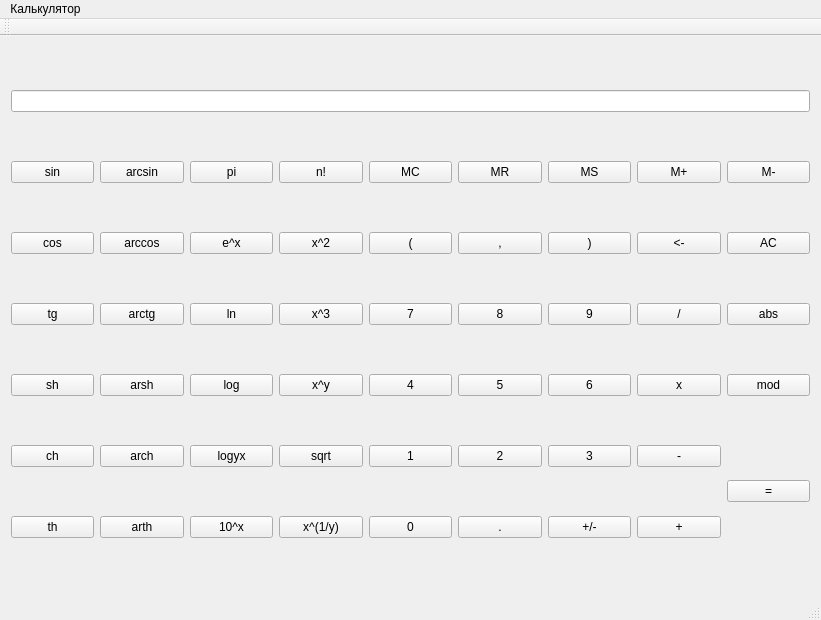
meowheh/calc-practika, file mainwindow.ui: the form before one commit.
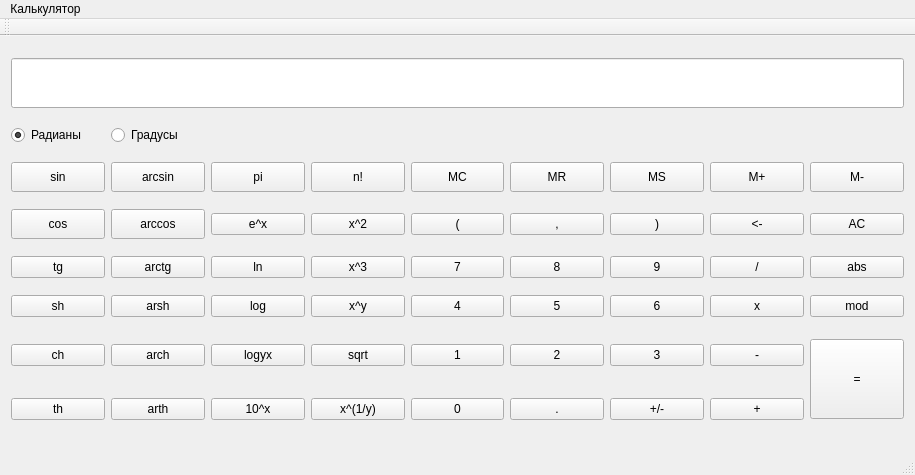
The form after the commit.

Commit message: start doing GUI

What changed in the file:
```diff
--- a/mainwindow.ui
+++ b/mainwindow.ui
@@ -6,8 +6,8 @@
    <rect>
     <x>0</x>
     <y>0</y>
-    <width>821</width>
-    <height>620</height>
+    <width>915</width>
+    <height>475</height>
    </rect>
   </property>
   <property name="focusPolicy">
@@ -20,382 +20,490 @@
    <enum>QTabWidget::Triangular</enum>
   </property>
   <widget class="QWidget" name="centralWidget">
-   <layout class="QGridLayout" name="gridLayout_2">
-    <item row="8" column="7">
-     <widget class="QPushButton" name="division">
+   <layout class="QGridLayout" name="gridLayout">
+    <item row="3" column="4">
+     <widget class="QPushButton" name="left_bracket">
       <property name="text">
-       <string>/</string>
+       <string>(</string>
       </property>
      </widget>
     </item>
-    <item row="11" column="5">
-     <widget class="QPushButton" name="five">
+    <item row="3" column="8">
+     <widget class="QPushButton" name="AC">
       <property name="text">
-       <string>5</string>
+       <string>AC</string>
       </property>
      </widget>
     </item>
-    <item row="11" column="7">
-     <widget class="QPushButton" name="mult">
-      <property name="text">
-       <string>x</string>
+    <item row="2" column="6">
+     <widget class="QPushButton" name="MS">
+      <property name="minimumSize">
+       <size>
+        <width>20</width>
+        <height>30</height>
+       </size>
       </property>
-     </widget>
-    </item>
-    <item row="8" column="8">
-     <widget class="QPushButton" name="abs">
       <property name="text">
-       <string>abs</string>
+       <string>MS</string>
       </property>
      </widget>
     </item>
-    <item row="11" column="6">
-     <widget class="QPushButton" name="six">
+    <item row="4" column="5">
+     <widget class="QPushButton" name="eight">
       <property name="text">
-       <string>6</string>
+       <string>8</string>
       </property>
      </widget>
     </item>
-    <item row="13" column="0">
-     <widget class="QPushButton" name="th">
-      <property name="text">
-       <string>th</string>
+    <item row="2" column="7">
+     <widget class="QPushButton" name="memory_plus">
+      <property name="minimumSize">
+       <size>
+        <width>20</width>
+        <height>30</height>
+       </size>
       </property>
-     </widget>
-    </item>
-    <item row="11" column="4">
-     <widget class="QPushButton" name="four">
       <property name="text">
-       <string>4</string>
+       <string>M+</string>
       </property>
      </widget>
     </item>
-    <item row="12" column="1">
-     <widget class="QPushButton" name="arch">
-      <property name="text">
-       <string>arch</string>
-      </property>
-     </widget>
-    </item>
-    <item row="12" column="2">
-     <widget class="QPushButton" name="log_any">
-      <property name="text">
-       <string>logyx</string>
-      </property>
-     </widget>
-    </item>
-    <item row="11" column="2">
-     <widget class="QPushButton" name="log">
-      <property name="text">
-       <string>log</string>
-      </property>
-     </widget>
-    </item>
-    <item row="11" column="3">
-     <widget class="QPushButton" name="pow">
-      <property name="text">
-       <string>x^y</string>
-      </property>
-     </widget>
-    </item>
-    <item row="8" column="6">
+    <item row="4" column="6">
      <widget class="QPushButton" name="nine">
       <property name="text">
        <string>9</string>
       </property>
      </widget>
     </item>
-    <item row="11" column="1">
-     <widget class="QPushButton" name="arsh">
+    <item row="4" column="8">
+     <widget class="QPushButton" name="abs">
       <property name="text">
-       <string>arsh</string>
+       <string>abs</string>
       </property>
      </widget>
     </item>
-    <item row="11" column="0">
+    <item row="5" column="0">
      <widget class="QPushButton" name="sh">
       <property name="text">
        <string>sh</string>
       </property>
      </widget>
     </item>
-    <item row="13" column="1">
-     <widget class="QPushButton" name="arth">
+    <item row="2" column="5">
+     <widget class="QPushButton" name="MR">
+      <property name="minimumSize">
+       <size>
+        <width>20</width>
+        <height>30</height>
+       </size>
+      </property>
       <property name="text">
-       <string>arth</string>
+       <string>MR</string>
       </property>
      </widget>
     </item>
-    <item row="1" column="3">
+    <item row="3" column="0">
+     <widget class="QPushButton" name="cos">
+      <property name="minimumSize">
+       <size>
+        <width>20</width>
+        <height>30</height>
+       </size>
+      </property>
+      <property name="text">
+       <string>cos</string>
+      </property>
+     </widget>
+    </item>
+    <item row="3" column="5">
+     <widget class="QPushButton" name="comma">
+      <property name="text">
+       <string>,</string>
+      </property>
+     </widget>
+    </item>
+    <item row="5" column="3">
+     <widget class="QPushButton" name="pow">
+      <property name="text">
+       <string>x^y</string>
+      </property>
+     </widget>
+    </item>
+    <item row="4" column="2">
+     <widget class="QPushButton" name="ln">
+      <property name="text">
+       <string>ln</string>
+      </property>
+     </widget>
+    </item>
+    <item row="2" column="3">
      <widget class="QPushButton" name="factorial">
+      <property name="minimumSize">
+       <size>
+        <width>20</width>
+        <height>30</height>
+       </size>
+      </property>
       <property name="text">
        <string>n!</string>
       </property>
      </widget>
     </item>
-    <item row="1" column="2">
-     <widget class="QPushButton" name="pi">
-      <property name="text">
-       <string>pi</string>
-      </property>
-     </widget>
-    </item>
-    <item row="5" column="7">
-     <widget class="QPushButton" name="pushButton_11">
-      <property name="text">
-       <string>&lt;-</string>
-      </property>
-     </widget>
-    </item>
-    <item row="5" column="6">
-     <widget class="QPushButton" name="right_bracket">
-      <property name="text">
-       <string>)</string>
-      </property>
-     </widget>
-    </item>
-    <item row="12" column="0">
-     <widget class="QPushButton" name="ch">
-      <property name="text">
-       <string>ch</string>
-      </property>
-     </widget>
-    </item>
-    <item row="1" column="4">
+    <item row="2" column="4">
      <widget class="QPushButton" name="MC">
+      <property name="minimumSize">
+       <size>
+        <width>20</width>
+        <height>30</height>
+       </size>
+      </property>
       <property name="text">
        <string>MC</string>
       </property>
      </widget>
     </item>
-    <item row="1" column="5">
-     <widget class="QPushButton" name="MR">
-      <property name="text">
-       <string>MR</string>
-      </property>
-     </widget>
-    </item>
-    <item row="1" column="1">
-     <widget class="QPushButton" name="arcsin">
-      <property name="text">
-       <string>arcsin</string>
-      </property>
-     </widget>
-    </item>
-    <item row="1" column="6">
-     <widget class="QPushButton" name="MS">
-      <property name="text">
-       <string>MS</string>
-      </property>
-     </widget>
-    </item>
-    <item row="5" column="4">
-     <widget class="QPushButton" name="left_bracket">
-      <property name="text">
-       <string>(</string>
-      </property>
-     </widget>
-    </item>
-    <item row="5" column="2">
+    <item row="3" column="2">
      <widget class="QPushButton" name="exp">
       <property name="text">
        <string>e^x</string>
       </property>
      </widget>
     </item>
-    <item row="5" column="5">
-     <widget class="QPushButton" name="comma">
+    <item row="4" column="0">
+     <widget class="QPushButton" name="tg">
       <property name="text">
-       <string>,</string>
+       <string>tg</string>
       </property>
      </widget>
     </item>
-    <item row="5" column="3">
-     <widget class="QPushButton" name="sqr">
+    <item row="2" column="8">
+     <widget class="QPushButton" name="memory_minus">
+      <property name="minimumSize">
+       <size>
+        <width>20</width>
+        <height>30</height>
+       </size>
+      </property>
       <property name="text">
-       <string>x^2</string>
+       <string>M-</string>
       </property>
      </widget>
     </item>
-    <item row="5" column="1">
+    <item row="1" column="1">
+     <widget class="QRadioButton" name="degree">
+      <property name="text">
+       <string>Градусы</string>
+      </property>
+     </widget>
+    </item>
+    <item row="3" column="1">
      <widget class="QPushButton" name="arccos">
+      <property name="minimumSize">
+       <size>
+        <width>20</width>
+        <height>30</height>
+       </size>
+      </property>
       <property name="text">
        <string>arccos</string>
       </property>
      </widget>
     </item>
-    <item row="5" column="0">
-     <widget class="QPushButton" name="cos">
+    <item row="3" column="7">
+     <widget class="QPushButton" name="pushButton_11">
       <property name="text">
-       <string>cos</string>
+       <string>&lt;-</string>
       </property>
      </widget>
     </item>
-    <item row="8" column="4">
+    <item row="4" column="1">
+     <widget class="QPushButton" name="arctg">
+      <property name="text">
+       <string>arctg</string>
+      </property>
+     </widget>
+    </item>
+    <item row="4" column="4">
      <widget class="QPushButton" name="seven">
       <property name="text">
        <string>7</string>
       </property>
      </widget>
     </item>
-    <item row="8" column="2">
-     <widget class="QPushButton" name="ln">
+    <item row="4" column="7">
+     <widget class="QPushButton" name="division">
       <property name="text">
-       <string>ln</string>
+       <string>/</string>
       </property>
      </widget>
     </item>
-    <item row="8" column="5">
-     <widget class="QPushButton" name="eight">
+    <item row="3" column="6">
+     <widget class="QPushButton" name="right_bracket">
       <property name="text">
-       <string>8</string>
+       <string>)</string>
       </property>
      </widget>
     </item>
-    <item row="8" column="3">
+    <item row="2" column="2">
+     <widget class="QPushButton" name="pi">
+      <property name="minimumSize">
+       <size>
+        <width>20</width>
+        <height>30</height>
+       </size>
+      </property>
+      <property name="text">
+       <string>pi</string>
+      </property>
+     </widget>
+    </item>
+    <item row="5" column="1">
+     <widget class="QPushButton" name="arsh">
+      <property name="text">
+       <string>arsh</string>
+      </property>
+     </widget>
+    </item>
+    <item row="5" column="2">
+     <widget class="QPushButton" name="log">
+      <property name="text">
+       <string>log</string>
+      </property>
+     </widget>
+    </item>
+    <item row="4" column="3">
      <widget class="QPushButton" name="cube">
       <property name="text">
        <string>x^3</string>
       </property>
      </widget>
     </item>
-    <item row="8" column="1">
-     <widget class="QPushButton" name="arctg">
-      <property name="text">
-       <string>arctg</string>
-      </property>
-     </widget>
-    </item>
-    <item row="1" column="0">
+    <item row="2" column="0">
      <widget class="QPushButton" name="sin">
+      <property name="minimumSize">
+       <size>
+        <width>20</width>
+        <height>30</height>
+       </size>
+      </property>
       <property name="text">
        <string>sin</string>
       </property>
      </widget>
     </item>
-    <item row="11" column="8">
-     <widget class="QPushButton" name="mod">
-      <property name="text">
-       <string>mod</string>
+    <item row="2" column="1">
+     <widget class="QPushButton" name="arcsin">
+      <property name="minimumSize">
+       <size>
+        <width>20</width>
+        <height>30</height>
+       </size>
       </property>
-     </widget>
-    </item>
-    <item row="1" column="8">
-     <widget class="QPushButton" name="memory_minus">
       <property name="text">
-       <string>M-</string>
+       <string>arcsin</string>
       </property>
      </widget>
     </item>
-    <item row="1" column="7">
-     <widget class="QPushButton" name="memory_plus">
+    <item row="3" column="3">
+     <widget class="QPushButton" name="sqr">
       <property name="text">
-       <string>M+</string>
+       <string>x^2</string>
       </property>
      </widget>
     </item>
-    <item row="8" column="0">
-     <widget class="QPushButton" name="tg">
+    <item row="7" column="1">
+     <widget class="QPushButton" name="arch">
       <property name="text">
-       <string>tg</string>
+       <string>arch</string>
       </property>
      </widget>
     </item>
-    <item row="5" column="8">
-     <widget class="QPushButton" name="AC">
-      <property name="text">
-       <string>AC</string>
-      </property>
-     </widget>
-    </item>
-    <item row="0" column="0" colspan="9">
-     <widget class="QLineEdit" name="lineEdit">
-      <property name="focusPolicy">
-       <enum>Qt::ClickFocus</enum>
-      </property>
-     </widget>
-    </item>
-    <item row="13" column="2">
-     <widget class="QPushButton" name="sqr_ten">
-      <property name="text">
-       <string>10^x</string>
-      </property>
-     </widget>
-    </item>
-    <item row="12" column="3">
+    <item row="7" column="3">
      <widget class="QPushButton" name="sqrt">
       <property name="text">
        <string>sqrt</string>
       </property>
      </widget>
     </item>
-    <item row="12" column="4">
+    <item row="7" column="6">
+     <widget class="QPushButton" name="three">
+      <property name="text">
+       <string>3</string>
+      </property>
+     </widget>
+    </item>
+    <item row="7" column="4">
      <widget class="QPushButton" name="one">
       <property name="text">
        <string>1</string>
       </property>
      </widget>
     </item>
-    <item row="13" column="3">
+    <item row="8" column="0">
+     <widget class="QPushButton" name="th">
+      <property name="text">
+       <string>th</string>
+      </property>
+     </widget>
+    </item>
+    <item row="7" column="2">
+     <widget class="QPushButton" name="log_any">
+      <property name="text">
+       <string>logyx</string>
+      </property>
+     </widget>
+    </item>
+    <item row="8" column="2">
+     <widget class="QPushButton" name="sqr_ten">
+      <property name="text">
+       <string>10^x</string>
+      </property>
+     </widget>
+    </item>
+    <item row="8" column="6">
+     <widget class="QPushButton" name="sign">
+      <property name="text">
+       <string>+/-</string>
+      </property>
+     </widget>
+    </item>
+    <item row="8" column="1">
+     <widget class="QPushButton" name="arth">
+      <property name="text">
+       <string>arth</string>
+      </property>
+     </widget>
+    </item>
+    <item row="8" column="3">
      <widget class="QPushButton" name="root">
       <property name="text">
        <string>x^(1/y)</string>
       </property>
      </widget>
     </item>
-    <item row="13" column="4">
-     <widget class="QPushButton" name="zero">
+    <item row="5" column="8">
+     <widget class="QPushButton" name="mod">
       <property name="text">
-       <string>0</string>
+       <string>mod</string>
       </property>
      </widget>
     </item>
-    <item row="13" column="5">
-     <widget class="QPushButton" name="point">
-      <property name="text">
-       <string>.</string>
-      </property>
-     </widget>
-    </item>
-    <item row="12" column="5">
+    <item row="7" column="5">
      <widget class="QPushButton" name="two">
       <property name="text">
        <string>2</string>
       </property>
      </widget>
     </item>
-    <item row="13" column="6">
-     <widget class="QPushButton" name="sign">
+    <item row="8" column="4">
+     <widget class="QPushButton" name="zero">
       <property name="text">
-       <string>+/-</string>
+       <string>0</string>
       </property>
      </widget>
     </item>
-    <item row="12" column="6">
-     <widget class="QPushButton" name="three">
-      <property name="text">
-       <string>3</string>
-      </property>
-     </widget>
-    </item>
-    <item row="13" column="7">
+    <item row="8" column="7">
      <widget class="QPushButton" name="plus">
       <property name="text">
        <string>+</string>
       </property>
      </widget>
     </item>
-    <item row="12" column="7">
+    <item row="8" column="5">
+     <widget class="QPushButton" name="point">
+      <property name="text">
+       <string>.</string>
+      </property>
+     </widget>
+    </item>
+    <item row="7" column="0">
+     <widget class="QPushButton" name="ch">
+      <property name="text">
+       <string>ch</string>
+      </property>
+     </widget>
+    </item>
+    <item row="7" column="7">
      <widget class="QPushButton" name="minus">
       <property name="text">
        <string>-</string>
       </property>
      </widget>
     </item>
-    <item row="12" column="8" rowspan="2">
-     <widget class="QPushButton" name="equal">
+    <item row="5" column="6">
+     <widget class="QPushButton" name="six">
       <property name="text">
-       <string>=</string>
+       <string>6</string>
+      </property>
+     </widget>
+    </item>
+    <item row="5" column="5">
+     <widget class="QPushButton" name="five">
+      <property name="text">
+       <string>5</string>
+      </property>
+     </widget>
+    </item>
+    <item row="5" column="4">
+     <widget class="QPushButton" name="four">
+      <property name="text">
+       <string>4</string>
+      </property>
+     </widget>
+    </item>
+    <item row="5" column="7">
+     <widget class="QPushButton" name="mult">
+      <property name="text">
+       <string>x</string>
+      </property>
+     </widget>
+    </item>
+    <item row="1" column="0">
+     <widget class="QRadioButton" name="radian">
+      <property name="text">
+       <string>Радианы</string>
+      </property>
+      <property name="checked">
+       <bool>true</bool>
+      </property>
+     </widget>
+    </item>
+    <item row="7" column="8" rowspan="2">
+     <layout class="QHBoxLayout" name="horizontalLayout">
+      <item>
+       <widget class="QPushButton" name="result">
+        <property name="minimumSize">
+         <size>
+          <width>20</width>
+          <height>80</height>
+         </size>
+        </property>
+        <property name="text">
+         <string>=</string>
+        </property>
+        <property name="iconSize">
+         <size>
+          <width>20</width>
+          <height>20</height>
+         </size>
+        </property>
+       </widget>
+      </item>
+     </layout>
+    </item>
+    <item row="0" column="0" colspan="9">
+     <widget class="QLineEdit" name="lineEdit">
+      <property name="enabled">
+       <bool>true</bool>
+      </property>
+      <property name="minimumSize">
+       <size>
+        <width>500</width>
+        <height>50</height>
+       </size>
+      </property>
+      <property name="focusPolicy">
+       <enum>Qt::ClickFocus</enum>
       </property>
      </widget>
     </item>
@@ -406,7 +514,7 @@
     <rect>
      <x>0</x>
      <y>0</y>
-     <width>821</width>
+     <width>915</width>
      <height>26</height>
     </rect>
    </property>
```
The commit also changes 3 other files.
